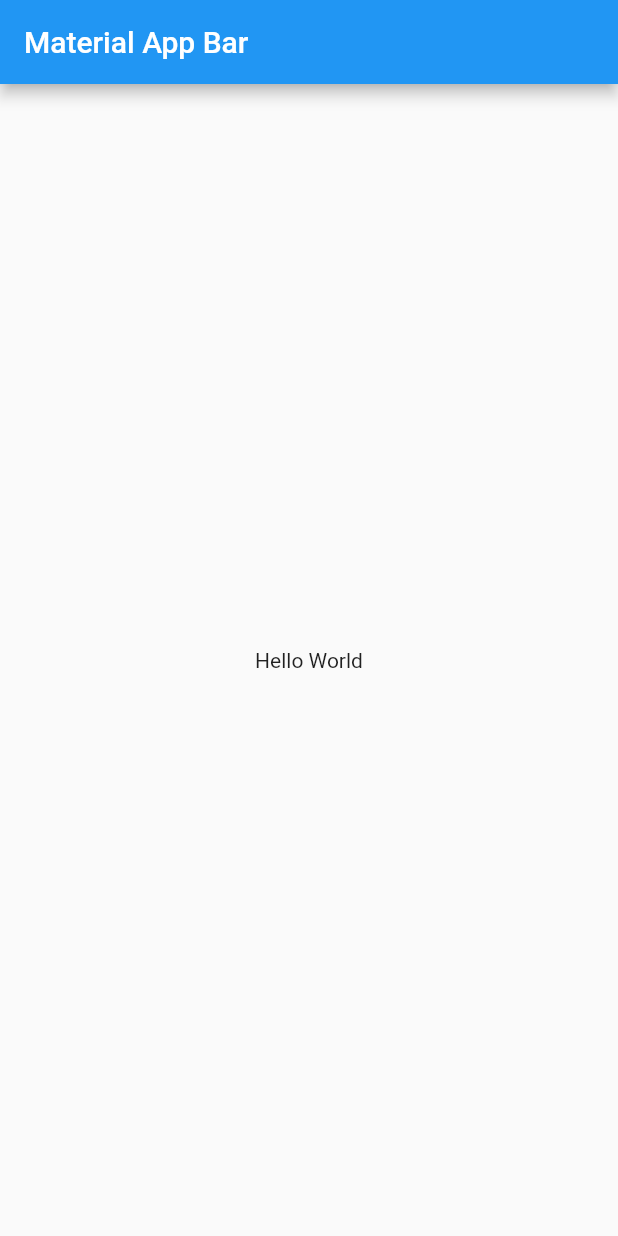
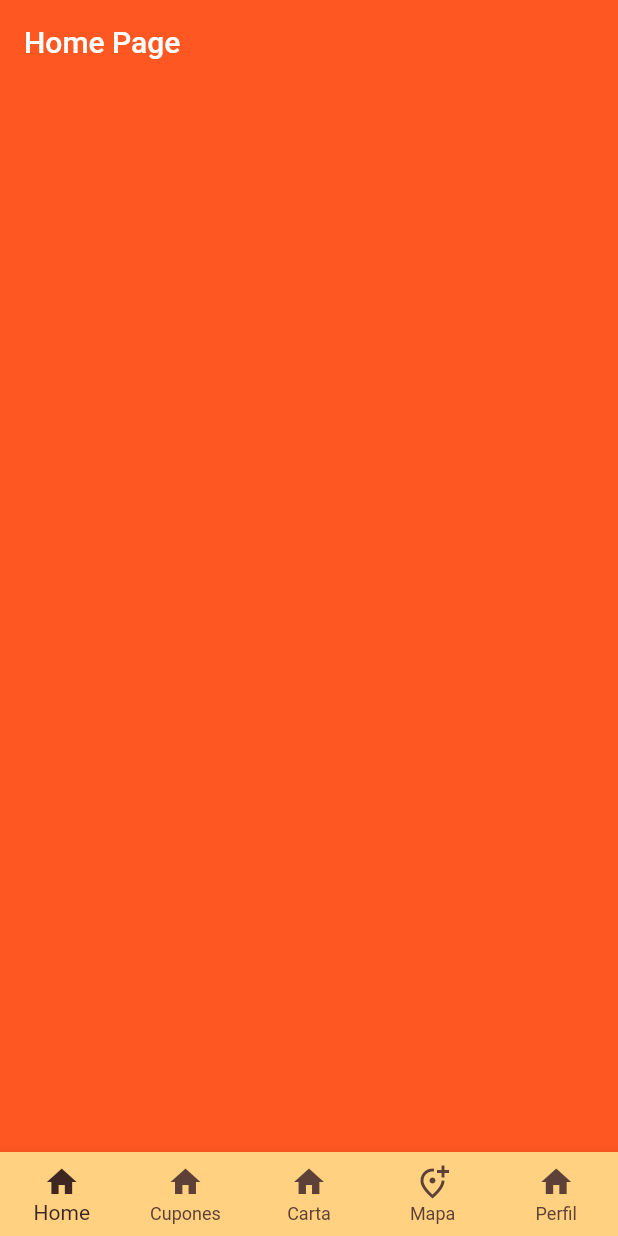
Before and after one commit to AlejoPinto01/AppLibre, a Flutter app: the screen it shows after launch, on a phone screen of 412 x 824 dp. Run offline on Flutter 3.47's test engine with Material 2 defaults, Android fonts, the phone set to English and light mode, and no system bars.

Commit message:
Añadida bottomNavigationBar
Ahora cuando se inicia el programa el main llama directamente a BottomBar.dart (nuevo archivo) que controla que containers se van a enseñar. Cada container es una página.

```diff
--- a/lib/main.dart
+++ b/lib/main.dart
@@ -1,3 +1,5 @@
+import 'package:applibre/src/pages/home.dart';
+import 'package:applibre/src/util/bottomBar.dart';
 import 'package:flutter/material.dart';
 
 void main() => runApp(MyApp());
@@ -8,16 +10,7 @@ class MyApp extends StatelessWidget {
     return MaterialApp(
       debugShowCheckedModeBanner: false,
       title: 'Material App',
-      home: Scaffold(
-        appBar: AppBar(
-          title: Text('Material App Bar'),
-        ),
-        body: Center(
-          child: Container(
-            child: Text('Hello World'),
-          ),
-        ),
-      ),
+      home: BottomBar(),
     );
   }
 }
--- a/lib/src/pages/cupons.dart
+++ b/lib/src/pages/cupons.dart
@@ -0,0 +1,8 @@
+import 'package:flutter/material.dart';
+
+class CuponsPage extends StatelessWidget {
+  @override
+  Widget build(BuildContext context) {
+    return Container(child: AppBar(title: Text('Cupones'),),);
+  }
+}
--- a/lib/src/pages/home.dart
+++ b/lib/src/pages/home.dart
@@ -0,0 +1,23 @@
+// ignore_for_file: prefer_const_constructors
+
+import 'package:applibre/src/util/bottomBar.dart';
+import 'package:flutter/material.dart';
+
+class HomePage extends StatefulWidget {
+  HomePage({Key? key}) : super(key: key);
+
+  @override
+  _HomePageState createState() => _HomePageState();
+}
+
+class _HomePageState extends State<HomePage> {
+
+  @override
+  Widget build(BuildContext context) {
+    return generatePage();
+  }
+
+  Widget generatePage() {
+    return Container(child: AppBar(title: Text('Home Page'), backgroundColor: Colors.deepOrange,),);
+  }
+}
--- a/lib/src/pages/maps.dart
+++ b/lib/src/pages/maps.dart
@@ -0,0 +1,10 @@
+// ignore_for_file: prefer_const_constructors
+
+import 'package:flutter/material.dart';
+
+class MapsPage extends StatelessWidget {
+  @override
+  Widget build(BuildContext context) {
+    return Container(child: AppBar(title: Text('Mapas '),),);
+  }
+}
--- a/lib/src/pages/menu.dart
+++ b/lib/src/pages/menu.dart
@@ -0,0 +1,8 @@
+import 'package:flutter/material.dart';
+
+class MenuPage extends StatelessWidget {
+  @override
+  Widget build(BuildContext context) {
+    return Container(child: AppBar(title: Text('Carta'),),);
+  }
+}
--- a/lib/src/pages/profile.dart
+++ b/lib/src/pages/profile.dart
@@ -0,0 +1,8 @@
+import 'package:flutter/material.dart';
+
+class ProfilePage extends StatelessWidget {
+  @override
+  Widget build(BuildContext context) {
+    return Container(child: AppBar(title: Text('Perfil'),),);
+  }
+}
--- /dev/null
+++ b/lib/src/util/bottomBar.dart
@@ -0,0 +1,69 @@
+// ignore_for_file: file_names, prefer_const_constructors, prefer_final_fields
+import 'package:applibre/src/pages/cupons.dart';
+import 'package:applibre/src/pages/home.dart';
+import 'package:applibre/src/pages/maps.dart';
+import 'package:applibre/src/pages/menu.dart';
+import 'package:applibre/src/pages/profile.dart';
+import 'package:applibre/src/routes/routes.dart';
+import 'package:flutter/material.dart';
+
+class BottomBar extends StatefulWidget {
+  BottomBar({Key? key}) : super(key: key);
+
+  @override
+  _BottomBarState createState() => _BottomBarState();
+}
+
+class _BottomBarState extends State<BottomBar> {
+  int _selectedIndex = 0;
+    static const TextStyle optionStyle = TextStyle(fontSize: 30, fontWeight: FontWeight.bold);
+    List<Widget> _widgetOptions = <Widget>[
+      HomePage(),
+      CuponsPage(),
+      MenuPage(),
+      MapsPage(),
+      ProfilePage()
+    ];
+
+  void _onItemTapped(int index) {
+    setState(() {
+      _selectedIndex = index;
+    });
+  }
+  @override
+  Widget build(BuildContext context) {
+    return Scaffold(
+      body: _widgetOptions.elementAt(_selectedIndex),
+      bottomNavigationBar: BottomNavigationBar(
+        items: const <BottomNavigationBarItem> [
+          BottomNavigationBarItem (
+            icon: Icon(Icons.home),
+            label: 'Home',
+          ),
+          BottomNavigationBarItem (
+            icon: Icon(Icons.home),
+            label: 'Cupones',
+          ),
+          BottomNavigationBarItem (
+            icon: Icon(Icons.home),
+            label: 'Carta',
+          ),
+          BottomNavigationBarItem (
+            icon: Icon(Icons.add_location_alt_outlined),
+            label: 'Mapa',
+          ),
+          BottomNavigationBarItem (
+            icon: Icon(Icons.home),
+            label: 'Perfil',
+          ),
+        ],
+        currentIndex: _selectedIndex,
+        selectedItemColor: Colors.brown[900],
+        unselectedItemColor: Colors.brown[700],
+        onTap: _onItemTapped,
+        type: BottomNavigationBarType.fixed,
+        backgroundColor: Colors.orangeAccent[100],
+      ),
+    );
+  }
+}
```
